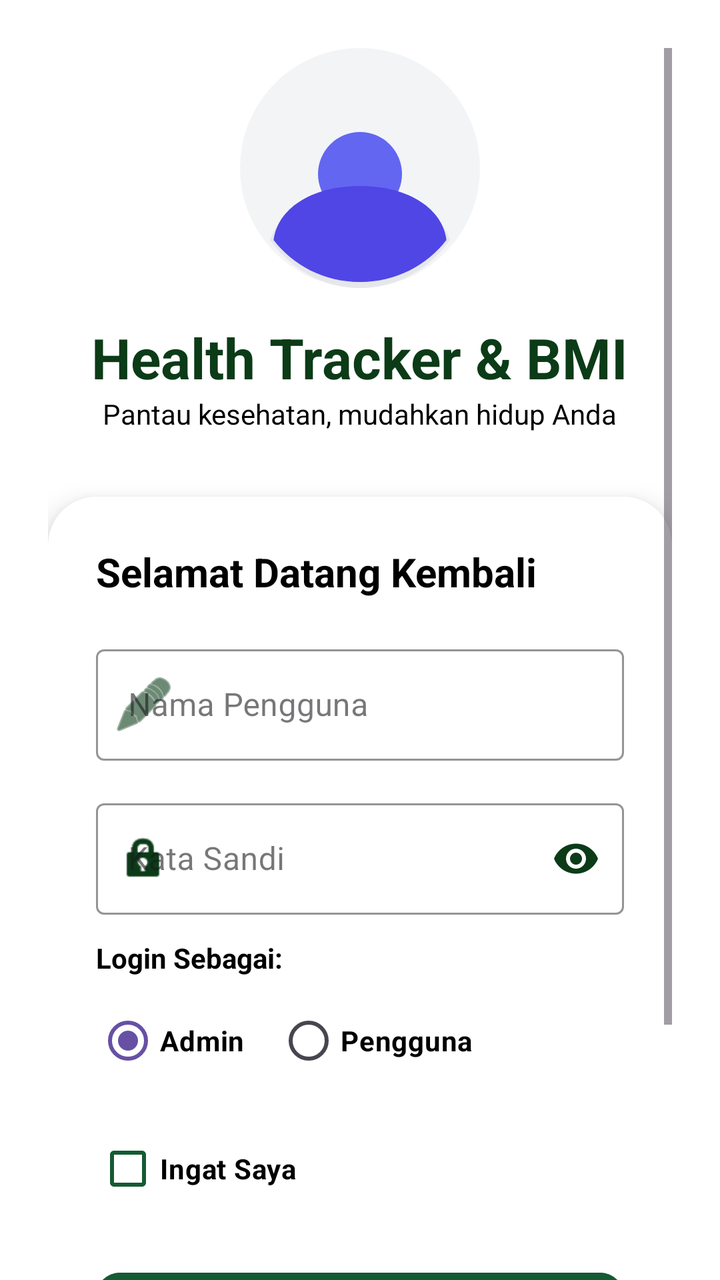
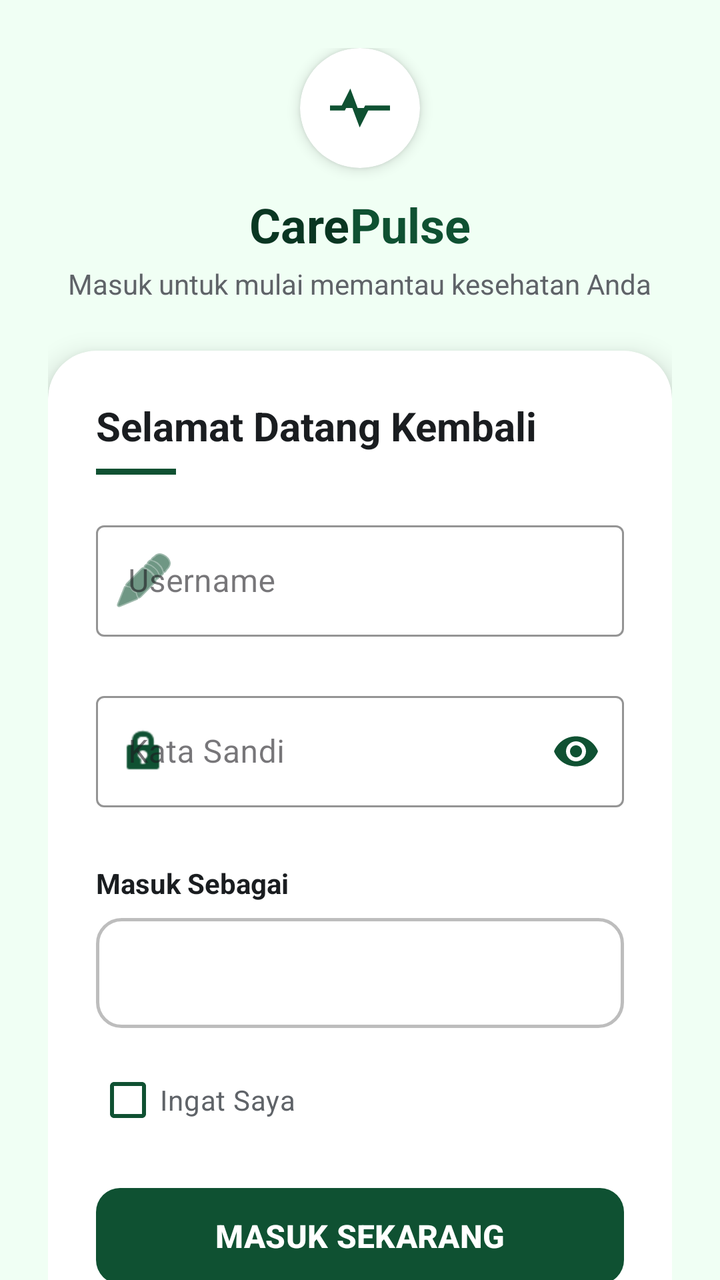

Before-and-after screenshots of an Android layout around one commit, followed by the original layout XML and the change that was made.
<!-- AndroidManifest.xml: application theme Theme.Pertemuan2 -->
<!-- res/layout/activity_main.xml -->
<?xml version="1.0" encoding="utf-8"?>
<LinearLayout xmlns:android="http://schemas.android.com/apk/res/android"
    xmlns:app="http://schemas.android.com/apk/res-auto"
    xmlns:tools="http://schemas.android.com/tools"
    android:id="@+id/main"
    android:layout_width="match_parent"
    android:layout_height="match_parent"
    android:background="@color/light_green_bg"
    android:gravity="center"
    android:orientation="vertical"
    tools:context=".MainActivity">

    <ScrollView
        android:layout_width="match_parent"
        android:layout_height="wrap_content"
        android:clipToPadding="false"
        android:padding="24dp">

        <LinearLayout
            android:layout_width="match_parent"
            android:layout_height="wrap_content"
            android:gravity="center_horizontal"
            android:orientation="vertical">

            <ImageView
                android:layout_width="120dp"
                android:layout_height="120dp"
                android:layout_marginBottom="16dp"
                android:src="@drawable/img_login" />

            <TextView
                android:layout_width="wrap_content"
                android:layout_height="wrap_content"
                android:text="@string/app_name"
                android:textColor="@color/primary_dark_green"
                android:textSize="28sp"
                android:textStyle="bold" />

            <TextView
                android:layout_width="wrap_content"
                android:layout_height="wrap_content"
                android:layout_marginBottom="32dp"
                android:text="@string/login_subtitle"
                android:textColor="@color/text_secondary"
                android:textSize="14sp"
                android:alpha="1.0" />

            <com.google.android.material.card.MaterialCardView
                android:layout_width="match_parent"
                android:layout_height="wrap_content"
                app:cardBackgroundColor="@color/white"
                app:cardCornerRadius="24dp"
                app:cardElevation="8dp"
                app:strokeWidth="0dp">

                <LinearLayout
                    android:layout_width="match_parent"
                    android:layout_height="wrap_content"
                    android:orientation="vertical"
                    android:padding="24dp">

                    <TextView
                        android:layout_width="wrap_content"
                        android:layout_height="wrap_content"
                        android:layout_marginBottom="20dp"
                        android:text="@string/login_title"
                        android:textColor="@color/text_main"
                        android:textSize="20sp"
                        android:textStyle="bold" />

                    <com.google.android.material.textfield.TextInputLayout
                        style="@style/Widget.MaterialComponents.TextInputLayout.OutlinedBox"
                        android:layout_width="match_parent"
                        android:layout_height="wrap_content"
                        android:layout_marginBottom="16dp"
                        android:hint="@string/label_username"
                        app:boxStrokeColor="@color/primary_green"
                        app:hintTextColor="@color/primary_green"
                        app:startIconDrawable="@android:drawable/ic_menu_edit"
                        app:startIconTint="@color/primary_dark_green">

                        <com.google.android.material.textfield.TextInputEditText
                            android:id="@+id/etUsername"
                            android:layout_width="match_parent"
                            android:layout_height="wrap_content"
                            android:inputType="text"
                            android:textColor="@color/black" />
                    </com.google.android.material.textfield.TextInputLayout>

                    <com.google.android.material.textfield.TextInputLayout
                        style="@style/Widget.MaterialComponents.TextInputLayout.OutlinedBox"
                        android:layout_width="match_parent"
                        android:layout_height="wrap_content"
                        android:layout_marginBottom="12dp"
                        android:hint="@string/label_password"
                        app:boxStrokeColor="@color/primary_green"
                        app:hintTextColor="@color/primary_green"
                        app:passwordToggleEnabled="true"
                        app:passwordToggleTint="@color/primary_dark_green"
                        app:startIconDrawable="@android:drawable/ic_lock_idle_lock"
                        app:startIconTint="@color/primary_dark_green">

                        <com.google.android.material.textfield.TextInputEditText
                            android:id="@+id/etPassword"
                            android:layout_width="match_parent"
                            android:layout_height="wrap_content"
                            android:inputType="textPassword"
                            android:textColor="@color/black" />
                    </com.google.android.material.textfield.TextInputLayout>

                    <TextView
                        android:layout_width="wrap_content"
                        android:layout_height="wrap_content"
                        android:layout_marginBottom="8dp"
                        android:text="@string/label_login_as"
                        android:textColor="@color/black"
                        android:textSize="14sp"
                        android:textStyle="bold" />

                    <RadioGroup
                        android:id="@+id/rgRole"
                        android:layout_width="match_parent"
                        android:layout_height="wrap_content"
                        android:layout_marginBottom="16dp"
                        android:orientation="horizontal">

                        <RadioButton
                            android:id="@+id/rbAdmin"
                            android:layout_width="wrap_content"
                            android:layout_height="wrap_content"
                            android:checked="true"
                            android:text="@string/label_admin"
                            android:textColor="@color/black"
                            android:textStyle="bold"
                            android:buttonTint="@color/primary_green"
                            android:minHeight="48dp"/>

                        <RadioButton
                            android:id="@+id/rbUser"
                            android:layout_width="wrap_content"
                            android:layout_height="wrap_content"
                            android:layout_marginStart="16dp"
                            android:text="@string/label_user"
                            android:textColor="@color/black"
                            android:textStyle="bold"
                            android:buttonTint="@color/primary_green"
                            android:minHeight="48dp"/>
                    </RadioGroup>

                    <CheckBox
                        android:id="@+id/cbRemember"
                        android:layout_width="wrap_content"
                        android:layout_height="wrap_content"
                        android:layout_marginBottom="24dp"
                        android:text="@string/label_remember_me"
                        android:textColor="@color/black"
                        android:textStyle="bold"
                        android:buttonTint="@color/primary_green"
                        android:minHeight="48dp"/>

                    <Button
                        android:id="@+id/btnLogin"
                        android:layout_width="match_parent"
                        android:layout_height="56dp"
                        android:backgroundTint="@color/primary_green"
                        android:text="@string/btn_login"
                        android:textColor="@color/white"
                        android:textSize="16sp"
                        android:textStyle="bold"
                        app:cornerRadius="12dp" />

                    <Button
                        android:id="@+id/btnRegister"
                        style="@style/Widget.MaterialComponents.Button.TextButton"
                        android:layout_width="match_parent"
                        android:layout_height="wrap_content"
                        android:layout_marginTop="8dp"
                        android:text="@string/btn_register_prompt"
                        android:textColor="@color/primary_dark_green" />

                </LinearLayout>
            </com.google.android.material.card.MaterialCardView>

        </LinearLayout>
    </ScrollView>
</LinearLayout>
<!-- resources referenced by this layout -->
<resources>
  <color name="black">#000000</color>
  <color name="light_green_bg">#FFFFFF</color>
  <color name="primary_dark_green">#0B3B17</color>
  <color name="primary_green">#145A32</color>
  <color name="text_main">#000000</color>
  <color name="text_secondary">#000000</color>
  <color name="white">#FFFFFF</color>
  <!-- drawable img_login (drawable) -->
  <vector xmlns:android="http://schemas.android.com/apk/res/android"
      xmlns:aapt="http://schemas.android.com/aapt"
      android:width="200dp"
      android:height="200dp"
      android:viewportWidth="200"
      android:viewportHeight="200">
      
      <path
          android:pathData="M100,100m-100,0a100,100 0,1 1,200 0a100,100 0,1 1,-200 0"
          android:fillColor="#F3F4F6"/>
      
      <path
          android:pathData="M100,115c-35,0 -65,18 -75,45c18,25 45,40 75,40s57,-15 75,-40c-10,-27 -40,-45 -75,-45z"
          android:fillColor="#E5E7EB"/>
      
      <path
          android:pathData="M100,105m-35,0a35,35 0,1 1,70 0a35,35 0,1 1,-70 0"
          android:fillColor="#6366F1"/>
      
      <path
          android:pathData="M100,195c-30,0 -56,-14 -72,-35c3,-25 30,-45 72,-45s69,20 72,45c-16,21 -42,35 -72,35z"
          android:fillColor="#4F46E5"/>
  </vector>
  <string name="app_name">Health Tracker &amp; BMI</string>
  <string name="btn_login">MASUK SEKARANG</string>
  <string name="btn_register_prompt">Belum punya akun? Daftar dulu yuk!</string>
  <string name="label_admin">Admin</string>
  <string name="label_login_as">Login Sebagai:</string>
  <string name="label_password">Kata Sandi</string>
  <string name="label_remember_me">Ingat Saya</string>
  <string name="label_user">Pengguna</string>
  <string name="label_username">Nama Pengguna</string>
  <string name="login_subtitle">Pantau kesehatan, mudahkan hidup Anda</string>
  <string name="login_title">Selamat Datang Kembali</string>
  <style name="Theme.Pertemuan2" parent="Base.Theme.Pertemuan2" />
  <style name="Base.Theme.Pertemuan2" parent="Theme.Material3.DayNight.NoActionBar">
          
          
      </style>
</resources>

<!-- the commit's change to res/layout/activity_main.xml (unified diff, before → after) -->
@@ -1,56 +1,89 @@
 <?xml version="1.0" encoding="utf-8"?>
 <LinearLayout xmlns:android="http://schemas.android.com/apk/res/android"
     xmlns:app="http://schemas.android.com/apk/res-auto"
-    xmlns:tools="http://schemas.android.com/tools"
     android:id="@+id/main"
     android:layout_width="match_parent"
     android:layout_height="match_parent"
-    android:background="@color/light_green_bg"
+    android:background="@color/bg_light_green"
     android:gravity="center"
-    android:orientation="vertical"
-    tools:context=".MainActivity">
+    android:orientation="vertical">
 
     <ScrollView
         android:layout_width="match_parent"
-        android:layout_height="wrap_content"
+        android:layout_height="match_parent"
         android:clipToPadding="false"
-        android:padding="24dp">
+        android:fillViewport="true"
+        android:overScrollMode="never"
+        android:scrollbars="none">
 
         <LinearLayout
             android:layout_width="match_parent"
             android:layout_height="wrap_content"
-            android:gravity="center_horizontal"
-            android:orientation="vertical">
-
-            <ImageView
-                android:layout_width="120dp"
-                android:layout_height="120dp"
-                android:layout_marginBottom="16dp"
-                android:src="@drawable/img_login" />
-
+            android:gravity="center"
+            android:orientation="vertical"
+            android:padding="24dp">
+
+            
+            <com.google.android.material.card.MaterialCardView
+                android:layout_width="60dp"
+                android:layout_height="60dp"
+                app:cardCornerRadius="30dp"
+                app:cardElevation="4dp"
+                app:cardBackgroundColor="@color/white"
+                app:strokeWidth="0dp">
+
+                <ImageView
+                    android:layout_width="match_parent"
+                    android:layout_height="match_parent"
+                    android:padding="10dp"
+                    android:scaleType="centerCrop"
+                    android:src="@drawable/ic_carepulse_logo"
+                    android:contentDescription="@string/app_name" />
+
+            </com.google.android.material.card.MaterialCardView>
+
+            
+            <LinearLayout
+                android:layout_width="wrap_content"
+                android:layout_height="wrap_content"
+                android:layout_marginTop="12dp"
+                android:orientation="horizontal">
+
+                <TextView
+                    android:layout_width="wrap_content"
+                    android:layout_height="wrap_content"
+                    android:text="Care"
+                    android:textColor="@color/primary_dark_green"
+                    android:textSize="24sp"
+                    android:textStyle="bold" />
+
+                <TextView
+                    android:layout_width="wrap_content"
+                    android:layout_height="wrap_content"
+                    android:text="Pulse"
+                    android:textColor="@color/primary_green"
+                    android:textSize="24sp"
+                    android:textStyle="bold" />
+
+            </LinearLayout>
+
+            
             <TextView
                 android:layout_width="wrap_content"
                 android:layout_height="wrap_content"
-                android:text="@string/app_name"
-                android:textColor="@color/primary_dark_green"
-                android:textSize="28sp"
-                android:textStyle="bold" />
-
-            <TextView
-                android:layout_width="wrap_content"
-                android:layout_height="wrap_content"
-                android:layout_marginBottom="32dp"
+                android:layout_marginTop="4dp"
                 android:text="@string/login_subtitle"
                 android:textColor="@color/text_secondary"
-                android:textSize="14sp"
-                android:alpha="1.0" />
-
+                android:textSize="14sp" />
+
+            
             <com.google.android.material.card.MaterialCardView
                 android:layout_width="match_parent"
                 android:layout_height="wrap_content"
-                app:cardBackgroundColor="@color/white"
+                android:layout_marginTop="24dp"
                 app:cardCornerRadius="24dp"
                 app:cardElevation="8dp"
+                app:cardBackgroundColor="@color/card_bg"
                 app:strokeWidth="0dp">
 
                 <LinearLayout
@@ -59,128 +92,133 @@
                     android:orientation="vertical"
                     android:padding="24dp">
 
+                    
                     <TextView
                         android:layout_width="wrap_content"
                         android:layout_height="wrap_content"
-                        android:layout_marginBottom="20dp"
                         android:text="@string/login_title"
                         android:textColor="@color/text_main"
                         android:textSize="20sp"
                         android:textStyle="bold" />
 
+                    <View
+                        android:layout_width="40dp"
+                        android:layout_height="3dp"
+                        android:layout_marginTop="8dp"
+                        android:background="@color/primary_green" />
+
+                    
                     <com.google.android.material.textfield.TextInputLayout
+                        android:id="@+id/tilUsername"
                         style="@style/Widget.MaterialComponents.TextInputLayout.OutlinedBox"
                         android:layout_width="match_parent"
                         android:layout_height="wrap_content"
-                        android:layout_marginBottom="16dp"
+                        android:layout_marginTop="20dp"
                         android:hint="@string/label_username"
                         app:boxStrokeColor="@color/primary_green"
                         app:hintTextColor="@color/primary_green"
                         app:startIconDrawable="@android:drawable/ic_menu_edit"
-                        app:startIconTint="@color/primary_dark_green">
+                        app:startIconTint="@color/primary_green"
+                        app:errorEnabled="true">
 
                         <com.google.android.material.textfield.TextInputEditText
                             android:id="@+id/etUsername"
                             android:layout_width="match_parent"
                             android:layout_height="wrap_content"
                             android:inputType="text"
-                            android:textColor="@color/black" />
+                            android:textColor="@color/text_main"
+                            android:textSize="16sp" />
+
                     </com.google.android.material.textfield.TextInputLayout>
 
+                    
                     <com.google.android.material.textfield.TextInputLayout
+                        android:id="@+id/tilPassword"
                         style="@style/Widget.MaterialComponents.TextInputLayout.OutlinedBox"
                         android:layout_width="match_parent"
                         android:layout_height="wrap_content"
-                        android:layout_marginBottom="12dp"
+                        android:layout_marginTop="4dp"
                         android:hint="@string/label_password"
                         app:boxStrokeColor="@color/primary_green"
                         app:hintTextColor="@color/primary_green"
                         app:passwordToggleEnabled="true"
-                        app:passwordToggleTint="@color/primary_dark_green"
+                        app:passwordToggleTint="@color/primary_green"
                         app:startIconDrawable="@android:drawable/ic_lock_idle_lock"
-                        app:startIconTint="@color/primary_dark_green">
+                        app:startIconTint="@color/primary_green"
+                        app:errorEnabled="true">
 
                         <com.google.android.material.textfield.TextInputEditText
                             android:id="@+id/etPassword"
                             android:layout_width="match_parent"
                             android:layout_height="wrap_content"
                             android:inputType="textPassword"
-                            android:textColor="@color/black" />
+                            android:textColor="@color/text_main"
+                            android:textSize="16sp" />
+
                     </com.google.android.material.textfield.TextInputLayout>
 
+                    
                     <TextView
                         android:layout_width="wrap_content"
                         android:layout_height="wrap_content"
-                        android:layout_marginBottom="8dp"
+                        android:layout_marginTop="8dp"
                         android:text="@string/label_login_as"
-                        android:textColor="@color/black"
+                        android:textColor="@color/text_main"
                         android:textSize="14sp"
                         android:textStyle="bold" />
 
-                    <RadioGroup
-                        android:id="@+id/rgRole"
-                        android:layout_width="match_parent"
-                        android:layout_height="wrap_content"
-                        android:layout_marginBottom="16dp"
-                        android:orientation="horizontal">
-
-                        <RadioButton
-                            android:id="@+id/rbAdmin"
-                            android:layout_width="wrap_content"
-                            android:layout_height="wrap_content"
-                            android:checked="true"
-                            android:text="@string/label_admin"
-                            android:textColor="@color/black"
-                            android:textStyle="bold"
-                            android:buttonTint="@color/primary_green"
-                            android:minHeight="48dp"/>
-
-                        <RadioButton
-                            android:id="@+id/rbUser"
-                            android:layout_width="wrap_content"
-                            android:layout_height="wrap_content"
-                            android:layout_marginStart="16dp"
-                            android:text="@string/label_user"
-                            android:textColor="@color/black"
-                            android:textStyle="bold"
-                            android:buttonTint="@color/primary_green"
-                            android:minHeight="48dp"/>
-                    </RadioGroup>
-
+                    
+                    <Spinner
+                        android:id="@+id/spRole"
+                        android:layout_width="match_parent"
+                        android:layout_height="55dp"
+                        android:layout_marginTop="8dp"
+                        android:background="@drawable/spinner_background"
+                        android:paddingStart="16dp"
+                        android:paddingEnd="16dp"
+                        android:popupBackground="@color/surface_green" />
+
+                    
                     <CheckBox
                         android:id="@+id/cbRemember"
                         android:layout_width="wrap_content"
                         android:layout_height="wrap_content"
-                        android:layout_marginBottom="24dp"
+                        android:layout_marginTop="12dp"
+                        android:buttonTint="@color/primary_green"
                         android:text="@string/label_remember_me"
-                        android:textColor="@color/black"
-                        android:textStyle="bold"
-                        android:buttonTint="@color/primary_green"
-                        android:minHeight="48dp"/>
-
-                    <Button
+                        android:textColor="@color/text_secondary"
+                        android:textSize="14sp" />
+
+                    
+                    <com.google.android.material.button.MaterialButton
                         android:id="@+id/btnLogin"
                         android:layout_width="match_parent"
                         android:layout_height="56dp"
-                        android:backgroundTint="@color/primary_green"
+                        android:layout_marginTop="16dp"
                         android:text="@string/btn_login"
-                        android:textColor="@color/white"
+                        android:textAllCaps="true"
                         android:textSize="16sp"
                         android:textStyle="bold"
+                        app:backgroundTint="@color/primary_green"
                         app:cornerRadius="12dp" />
 
-                    <Button
+                    
+                    <com.google.android.material.button.MaterialButton
                         android:id="@+id/btnRegister"
                         style="@style/Widget.MaterialComponents.Button.TextButton"
                         android:layout_width="match_parent"
                         android:layout_height="wrap_content"
-                        android:layout_marginTop="8dp"
+                        android:layout_marginTop="4dp"
                         android:text="@string/btn_register_prompt"
-                        android:textColor="@color/primary_dark_green" />
+                        android:textColor="@color/accent_green"
+                        android:textSize="14sp" />
 
                 </LinearLayout>
+
             </com.google.android.material.card.MaterialCardView>
 
         </LinearLayout>
+
     </ScrollView>
+
 </LinearLayout>
<!-- resource entries referenced after the edit -->
@@ -1,51 +1,57 @@
 <!-- resources referenced by this layout -->
 <resources>
-  <color name="black">#000000</color>
-  <color name="light_green_bg">#FFFFFF</color>
-  <color name="primary_dark_green">#0B3B17</color>
-  <color name="primary_green">#145A32</color>
-  <color name="text_main">#000000</color>
-  <color name="text_secondary">#000000</color>
+  <color name="accent_green">#198754</color>
+  <color name="bg_light_green">#F0FFF4</color>
+  <color name="card_bg">#FFFFFF</color>
+  <color name="primary_dark_green">#0A3622</color>
+  <color name="primary_green">#0F5132</color>
+  <color name="surface_green">#D1E7DD</color>
+  <color name="text_main">#1A1D20</color>
+  <color name="text_secondary">#5F6368</color>
   <color name="white">#FFFFFF</color>
-  <!-- drawable img_login (drawable) -->
+  <!-- drawable ic_carepulse_logo (drawable) -->
+  <?xml version="1.0" encoding="utf-8"?>
   <vector xmlns:android="http://schemas.android.com/apk/res/android"
-      xmlns:aapt="http://schemas.android.com/aapt"
-      android:width="200dp"
-      android:height="200dp"
-      android:viewportWidth="200"
-      android:viewportHeight="200">
+      android:width="80dp"
+      android:height="80dp"
+      android:viewportWidth="24"
+      android:viewportHeight="24">
       
       <path
-          android:pathData="M100,100m-100,0a100,100 0,1 1,200 0a100,100 0,1 1,-200 0"
-          android:fillColor="#F3F4F6"/>
+          android:fillColor="#FFFFFF"
+          android:pathData="M12,21.35l-1.45,-1.32C5.4,15.36 2,12.28 2,8.5 2,5.42 4.42,3 7.5,3c1.74,0 3.41,0.81 4.5,2.09C13.09,3.81 14.76,3 16.5,3 19.58,3 22,5.42 22,8.5c0,3.78 -3.4,6.86 -8.55,11.54L12,21.35z" />
       
       <path
-          android:pathData="M100,115c-35,0 -65,18 -75,45c18,25 45,40 75,40s57,-15 75,-40c-10,-27 -40,-45 -75,-45z"
-          android:fillColor="#E5E7EB"/>
-      
-      <path
-          android:pathData="M100,105m-35,0a35,35 0,1 1,70 0a35,35 0,1 1,-70 0"
-          android:fillColor="#6366F1"/>
-      
-      <path
-          android:pathData="M100,195c-30,0 -56,-14 -72,-35c3,-25 30,-45 72,-45s69,20 72,45c-16,21 -42,35 -72,35z"
-          android:fillColor="#4F46E5"/>
+          android:fillColor="#0F5132"
+          android:pathData="M3,12h4l2,-4 3,8 2,-4h7"
+          android:strokeWidth="1.5"
+          android:strokeColor="#0F5132" />
   </vector>
-  <string name="app_name">Health Tracker &amp; BMI</string>
+  <!-- drawable spinner_background (drawable) -->
+  <?xml version="1.0" encoding="utf-8"?>
+  <shape xmlns:android="http://schemas.android.com/apk/res/android"
+      android:shape="rectangle">
+      <solid android:color="@color/white" />
+      <stroke android:width="1.5dp" android:color="#BDBDBD" />
+      <corners android:radius="12dp" />
+      <padding android:left="14dp" android:top="10dp" android:right="14dp" android:bottom="10dp" />
+  </shape>
+  <string name="app_name">CarePulse</string>
   <string name="btn_login">MASUK SEKARANG</string>
-  <string name="btn_register_prompt">Belum punya akun? Daftar dulu yuk!</string>
-  <string name="label_admin">Admin</string>
-  <string name="label_login_as">Login Sebagai:</string>
+  <string name="btn_register_prompt">Belum punya akun? Daftar di sini</string>
+  <string name="label_login_as">Masuk Sebagai</string>
   <string name="label_password">Kata Sandi</string>
   <string name="label_remember_me">Ingat Saya</string>
-  <string name="label_user">Pengguna</string>
-  <string name="label_username">Nama Pengguna</string>
-  <string name="login_subtitle">Pantau kesehatan, mudahkan hidup Anda</string>
+  <string name="label_username">Username</string>
+  <string name="login_subtitle">Masuk untuk mulai memantau kesehatan Anda</string>
   <string name="login_title">Selamat Datang Kembali</string>
   <style name="Theme.Pertemuan2" parent="Base.Theme.Pertemuan2" />
   <style name="Base.Theme.Pertemuan2" parent="Theme.Material3.DayNight.NoActionBar">
-          
-          
+          <item name="colorPrimary">@color/primary_green</item>
+          <item name="colorPrimaryDark">@color/primary_dark_green</item>
+          <item name="colorAccent">@color/accent_green</item>
+          <item name="android:statusBarColor">@color/primary_dark_green</item>
+          <item name="android:navigationBarColor">@color/white</item>
       </style>
 </resources>
 
